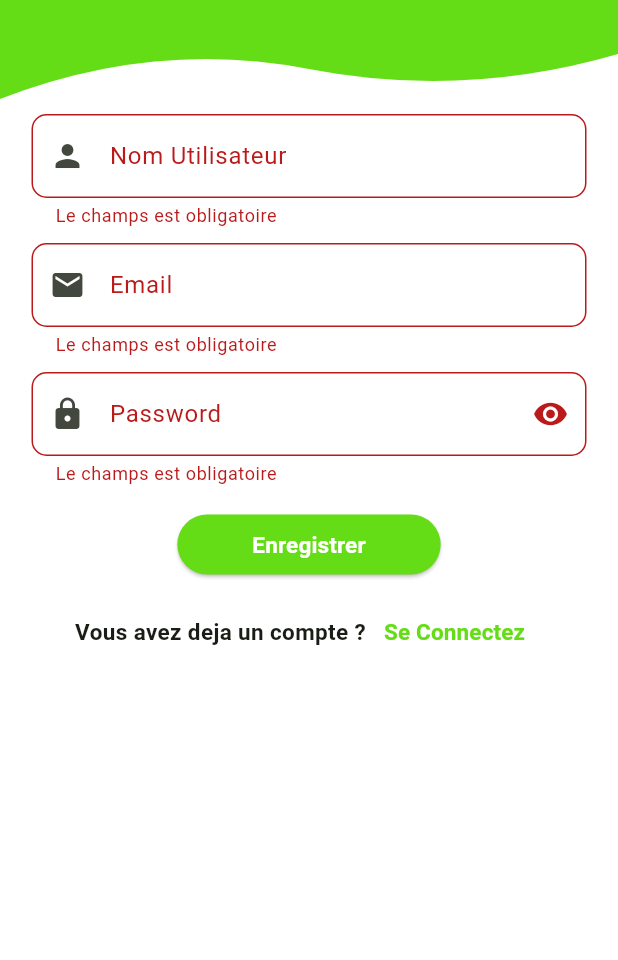
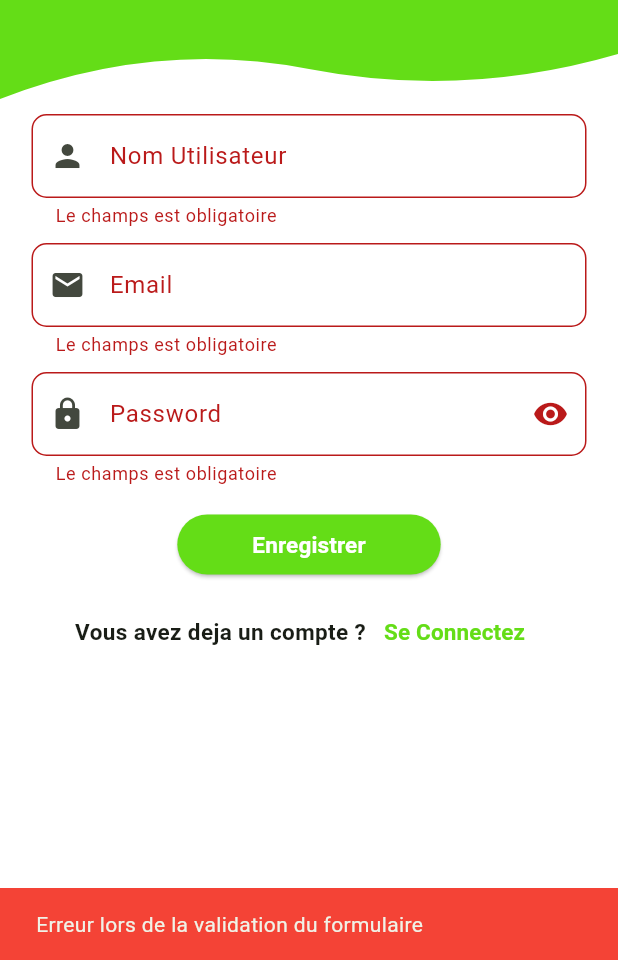
Before and after one commit to OmarDIOP0/tasker-app-force-n, a Flutter app: the RegisterPage screen opened directly, after a tap on "Enregistrer", on a phone screen of 412 x 824 dp, the part 276-1236 px from its top. Run offline on Flutter 3.47's test engine with Material 3 defaults, Android fonts, the light colour scheme and no system bars.

Commit message:
ajout du snackbar messager

```diff
--- a/lib/screen/register/register.dart
+++ b/lib/screen/register/register.dart
@@ -1,9 +1,11 @@
 import 'package:flutter/material.dart';
 import 'package:flutter/services.dart';
 import 'package:tasker/constantes/colors.dart';
+import 'package:tasker/screen/home/home_page.dart';
 import 'package:tasker/screen/login/login.dart';
 import 'package:tasker/widget/application_name.dart';
 import 'package:tasker/widget/custom_appbar_clipper.dart';
+import 'package:tasker/widget/scaffold_message.dart';
 import 'package:tasker/widget/ui_appbar_form.dart';
 import 'package:tasker/widget/ui_custom_Form.dart';
 import 'package:tasker/widget/ui_custom_password_field.dart';
@@ -70,7 +72,12 @@ class _RegisterPageState extends State<RegisterPage> {
                         ),
                         onPressed: (){
                           if(_formKey.currentState!.validate()){
-                            print("User add Successfully");
+                            showSnackBar(context, "User add Successfully",backgroundColor: lightgreenColor);
+                            Navigator.of(context).push(MaterialPageRoute(builder: (context)
+                            =>const LoginPage()));
+                          }
+                          else{
+                            showSnackBar(context, "Erreur lors de la validation du formulaire",backgroundColor: Colors.red);
                           }
                         },
                         child: const Text("Enregistrer",style: TextStyle(fontSize: 15,color: Colors.white,fontWeight: FontWeight.bold),)
--- /dev/null
+++ b/lib/widget/scaffold_message.dart
@@ -0,0 +1,13 @@
+import 'package:flutter/material.dart';
+import 'package:tasker/constantes/colors.dart';
+
+void showSnackBar(BuildContext context,String message,{Color backgroundColor = lightgreenColor,
+  Duration duration = const Duration(seconds: 2)})
+{
+  ScaffoldMessenger.of(context).showSnackBar(
+    SnackBar(content: Text(message),
+       backgroundColor: backgroundColor,
+      duration: duration,
+    )
+  );
+}
```
Also changed, not shown: lib/screen/home/home_page.dart (+22 -7 lines), lib/screen/login/login.dart (+8 -1 lines).
